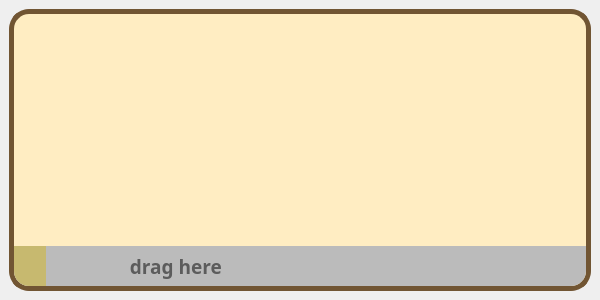
First picture: the form in need/notes.ui, repository mariaye/cuckooClock, before the edit.
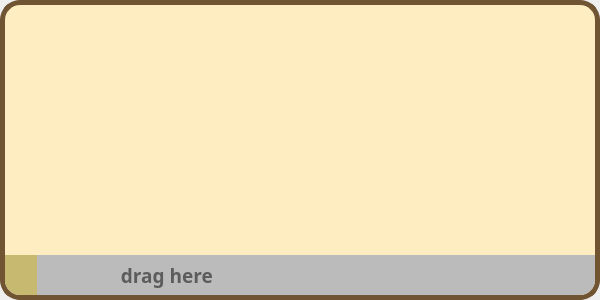
Second picture: the form after the edit. Icons and pictures are not drawn.

What changed in the file:
```diff
--- a/need/notes.ui
+++ b/need/notes.ui
@@ -10,13 +10,64 @@
     <height>300</height>
    </rect>
   </property>
+  <property name="minimumSize">
+   <size>
+    <width>600</width>
+    <height>300</height>
+   </size>
+  </property>
+  <property name="maximumSize">
+   <size>
+    <width>600</width>
+    <height>300</height>
+   </size>
+  </property>
   <property name="windowTitle">
    <string>Notes - Cuckoo Clock</string>
   </property>
   <widget class="QWidget" name="centralwidget">
+   <property name="minimumSize">
+    <size>
+     <width>600</width>
+     <height>300</height>
+    </size>
+   </property>
+   <property name="maximumSize">
+    <size>
+     <width>600</width>
+     <height>300</height>
+    </size>
+   </property>
    <layout class="QVBoxLayout" name="verticalLayout">
+    <property name="spacing">
+     <number>0</number>
+    </property>
+    <property name="leftMargin">
+     <number>0</number>
+    </property>
+    <property name="topMargin">
+     <number>0</number>
+    </property>
+    <property name="rightMargin">
+     <number>0</number>
+    </property>
+    <property name="bottomMargin">
+     <number>0</number>
+    </property>
     <item>
      <widget class="QFrame" name="frame">
+      <property name="minimumSize">
+       <size>
+        <width>600</width>
+        <height>300</height>
+       </size>
+      </property>
+      <property name="maximumSize">
+       <size>
+        <width>600</width>
+        <height>300</height>
+       </size>
+      </property>
       <property name="styleSheet">
        <string notr="true">QFrame#frame{
 border:5px solid rgb(113, 85, 51);
```
Left out of the diff: 4 changed lines with no effect on the pictures.
